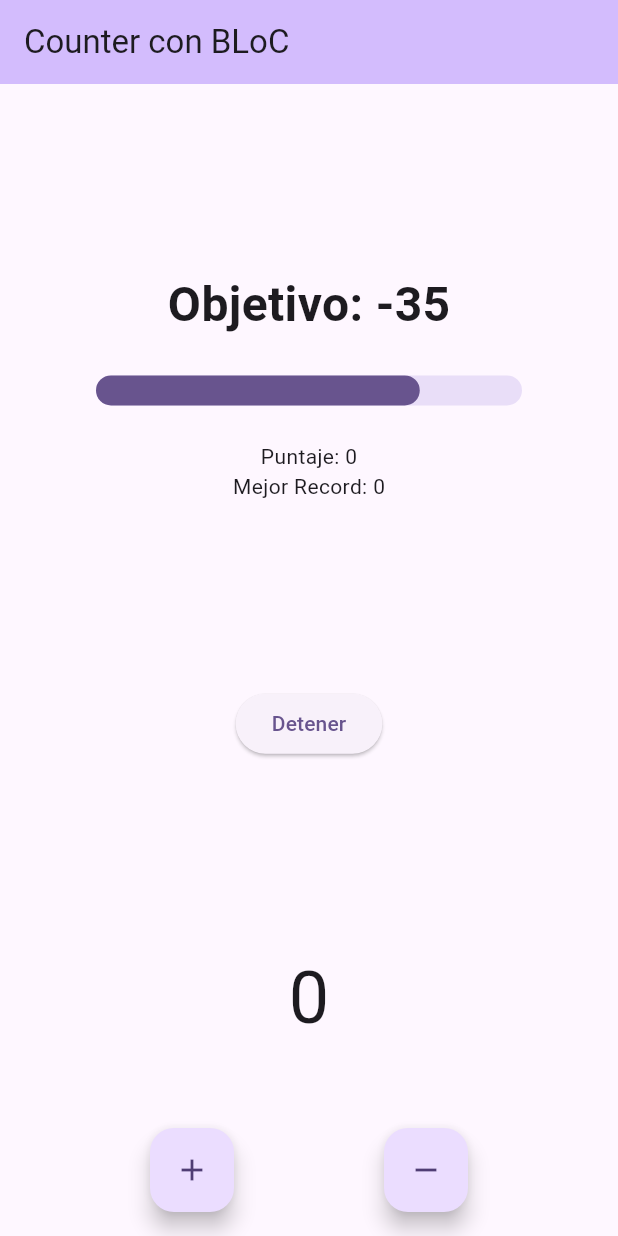
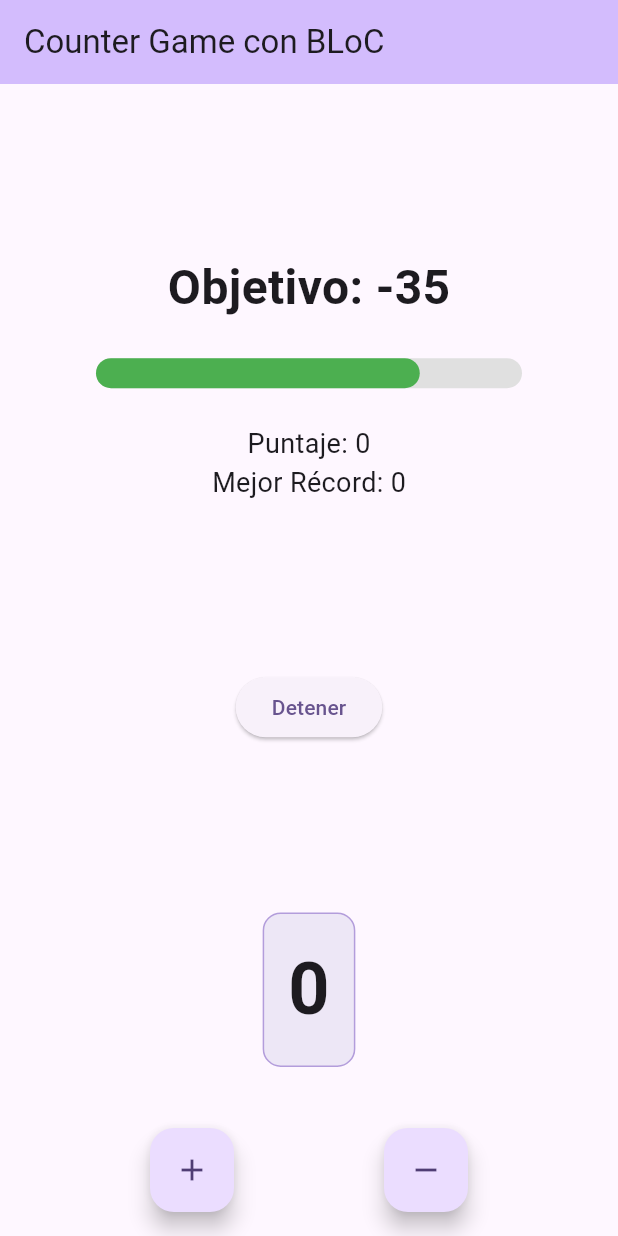
Before and after one commit to DavidFigV/flutter_patronbloc_example, a Flutter app: the screen it shows after launch, after a tap on "Iniciar", on a phone screen of 412 x 824 dp. Run offline on Flutter 3.47's test engine with Material 3 defaults, Android fonts, the light colour scheme and no system bars; our stand-ins replace bloc, flutter_bloc.

Commit message:
refactor: implement BLoC pattern with UI improvements
- Separate business logic into dedicated BLoCs
- Enhanced visual design and user feedback

```diff
--- a/lib/counter/counter_bloc.dart
+++ b/lib/counter/counter_bloc.dart
@@ -1,10 +1,86 @@
+// ================================
+// COUNTER BLOC - Refactorizado para incluir auto-repeat
+// ================================
+
+import 'dart:async';
+
 import 'package:bloc/bloc.dart';
+import '/game/game_bloc.dart';
 import 'counter_event.dart';
 
 class CounterBloc extends Bloc<CounterEvent, int> {
-  CounterBloc() : super(0) {
-    on<CounterIncremented>((event, emit) => emit(state + 1));
-    on<CounterDecremented>((event, emit) => emit(state - 1));
-    on<CounterReset>((event, emit) => emit(0));
+  Timer? _autoRepeatTimer; // Timer para auto-repeat
+  GameBloc? _gameBloc; // Referencia para notificar cambios
+
+  CounterBloc({GameBloc? gameBloc}) : super(0) {
+    _gameBloc = gameBloc;
+    on<CounterIncremented>(_onIncremented); // Maneja incremento normal (on tap)
+    on<CounterDecremented>(_onDecremented); // Maneja decremento normal (on tap)
+    on<CounterReset>(_onReset); // Maneja reseteo del contador
+    on<CounterAutoIncrementStarted>(_onAutoIncrementStarted); // Maneja inicio de auto-repeat (on long press)
+    on<CounterAutoDecrementStarted>(_onAutoDecrementStarted); // Maneja inicio de auto-repeat (on long press)
+    on<CounterAutoRepeatStopped>(_onAutoRepeatStopped); // Maneja detención de auto-repeat (on long press end)
+  }
+
+  void _onIncremented(CounterIncremented event, Emitter<int> emit) {
+    final newValue = state + 1;
+    emit(newValue); // Actualiza el estado del contador
+    _gameBloc?.updateCounter(newValue); // Notificar cambio al GameBloc
+  }
+
+  void _onDecremented(CounterDecremented event, Emitter<int> emit) {
+    final newValue = state - 1;
+    emit(newValue); // Actualiza el estado del contador
+    _gameBloc?.updateCounter(newValue); // Notificar cambio al GameBloc
+  }
+
+  void _onReset(CounterReset event, Emitter<int> emit) {
+    emit(0); // Resetea el contador a 0
+    _gameBloc?.updateCounter(0); // Notificar reseteo al GameBloc
+  }
+
+  void _onAutoIncrementStarted(CounterAutoIncrementStarted event, Emitter<int> emit) {
+    _startAutoRepeat(true); // true para incrementar
+  }
+
+  void _onAutoDecrementStarted(CounterAutoDecrementStarted event, Emitter<int> emit) {
+    _startAutoRepeat(false); // false para decrementar
+  }
+
+  void _onAutoRepeatStopped(CounterAutoRepeatStopped event, Emitter<int> emit) {
+    _autoRepeatTimer?.cancel(); // Detener el auto-repeat
+  }
+
+  // Inicia el auto-repeat con aceleración progresiva
+  void _startAutoRepeat(bool increment) { // true para incrementar, false para decrementar
+    _autoRepeatTimer?.cancel(); // Cancelar cualquier timer previo
+
+    int interval = 100; // Intervalo inicial en ms (Indica la velocidad inicial)
+    const int minInterval = 50; // Intervalo mínimo en ms (Velocidad máxima)
+
+    void executeRepeat() {
+      _autoRepeatTimer = Timer.periodic(Duration(milliseconds: interval), (timer) {
+        if (increment) {
+          add(CounterIncremented()); // Incrementar
+        } else {
+          add(CounterDecremented()); // Decrementar
+        }
+
+        // Acelerar
+        if (interval > minInterval) {
+          interval = (interval * 0.8).toInt(); // Reducir intervalo en 20%
+          timer.cancel();
+          executeRepeat(); // Reiniciar con nuevo intervalo
+        }
+      });
+    }
+
+    executeRepeat();
+  }
+
+  @override
+  Future<void> close() {
+    _autoRepeatTimer?.cancel(); // Cancelar timer al cerrar
+    return super.close();
   }
 }
--- a/lib/counter/counter_event.dart
+++ b/lib/counter/counter_event.dart
@@ -1,4 +1,7 @@
 abstract class CounterEvent {}
-class CounterIncremented extends CounterEvent {}
-class CounterDecremented extends CounterEvent {}
-class CounterReset extends CounterEvent {}
+class CounterIncremented extends CounterEvent {} // Evento para incrementar el contador
+class CounterDecremented extends CounterEvent {} // Evento para decrementar el contador
+class CounterReset extends CounterEvent {} // Evento para resetear el contador
+class CounterAutoIncrementStarted extends CounterEvent {} // Evento para iniciar auto-incremento por long press
+class CounterAutoDecrementStarted extends CounterEvent {} // Evento para iniciar auto-decremento por long press
+class CounterAutoRepeatStopped extends CounterEvent {} // Evento para detener auto-repeat
--- /dev/null
+++ b/lib/game/game_bloc.dart
@@ -0,0 +1,96 @@
+// ================================
+// GAME BLOC - Lógica principal del juego
+// ================================
+
+import 'dart:async';
+import 'dart:math';
+import 'package:flutter_bloc/flutter_bloc.dart';
+
+import 'game_event.dart';
+import 'game_state.dart';
+
+class GameBloc extends Bloc<GameEvent, GameState> {
+  Timer? _gameTimer; // Timer del juego para el countdown
+  final Random _random = Random(); // Generador de números aleatorios para el objetivo
+  static const int _countdownMs = 5000; // Duración del countdown en ms
+  static const int _tickIntervalMs = 50; // Intervalo de tick del timer para actualizar progreso en ms
+
+  GameBloc() : super(const GameState()) {
+    on<GameStarted>(_onGameStarted); // Manejar evento de inicio del juego
+    on<GameStopped>(_onGameStopped); // Manejar evento de detención del juego
+    on<GameTick>(_onGameTick); // Manejar evento de tick del timer para actualizar progreso del countdown
+    on<GameRoundCompleted>(_onGameRoundCompleted); // Manejar evento de finalización de ronda
+  }
+
+  void _onGameStarted(GameStarted event, Emitter<GameState> emit) {
+    _startNewRound(emit); // Iniciar una nueva ronda
+  }
+
+  void _onGameStopped(GameStopped event, Emitter<GameState> emit) {
+    _gameTimer?.cancel(); // Cancelar timer si existe
+    emit(GameState(record: state.record)); // Resetear a estado inicial
+  }
+
+  void _onGameTick(GameTick event, Emitter<GameState> emit) {
+    final newProgress = state.progress - (_tickIntervalMs / _countdownMs); // Calcular nuevo progreso del countdown
+
+    if (newProgress <= 0) {
+      // Tiempo agotado, evaluar resultado
+      add(GameRoundCompleted());
+    } else {
+      emit(state.copyWith(progress: newProgress)); // Actualizar countdown
+    }
+  }
+
+  void _onGameRoundCompleted(GameRoundCompleted event, Emitter<GameState> emit) { // Evaluar si el jugador acertó o falló
+    _gameTimer?.cancel();
+
+    // Evaluar si acertó
+    if (state.currentCounter == state.targetNumber) {
+      // ¡Acierto!
+      final newScore = state.score + 1;
+      emit(state.copyWith(score: newScore)); // Actualizar puntuación
+    } else {
+      // Falló
+      final newRecord = state.score > state.record ? state.score : state.record;
+      emit(state.copyWith( // Resetear estado del juego
+        score: 0, // Resetear puntuación
+        record: newRecord, // Actualizar récord
+      ));
+    }
+
+    // Si el juego sigue activo, iniciar nueva ronda
+    if (state.isRunning) {
+      _startNewRound(emit); // Iniciar nueva ronda
+    }
+  }
+
+  void _startNewRound(Emitter<GameState> emit) {
+    final newTarget = _random.nextInt(101) - 50; // Generar número objetivo aleatorio entre -50 y 50
+
+    emit(state.copyWith(
+      isRunning: true, // El juego está en marcha
+      progress: 1.0, // Resetear progreso del countdown
+      targetNumber: newTarget, // Nuevo número objetivo
+    ));
+
+    // Iniciar timer del juego
+    _gameTimer = Timer.periodic(
+      Duration(milliseconds: _tickIntervalMs),
+      (_) => add(GameTick()), // Disparar evento de tick para actualizar progreso
+    );
+  }
+
+  // Método para actualizar el contador desde el CounterBloc
+  void updateCounter(int newValue) {
+    if (state.isRunning) {
+      emit(state.copyWith(currentCounter: newValue)); // Actualizar valor del contador actual
+    }
+  }
+
+  @override
+  Future<void> close() { // Limpiar recursos al cerrar el BLoC
+    _gameTimer?.cancel(); // Cancelar timer si existe
+    return super.close();
+  }
+}
--- /dev/null
+++ b/lib/game/game_event.dart
@@ -0,0 +1,10 @@
+// ================================
+// GAME EVENTS - Todos los eventos del juego
+// ================================
+
+abstract class GameEvent {}
+
+class GameStarted extends GameEvent {} // Iniciar el juego
+class GameStopped extends GameEvent {} // Detener el juego
+class GameTick extends GameEvent {} // Para cada tick del timer
+class GameRoundCompleted extends GameEvent {} // Cuando se completa una ronda
--- /dev/null
+++ b/lib/game/game_state.dart
@@ -0,0 +1,39 @@
+// ================================
+// GAME STATES - Estados del juego
+// ================================
+
+class GameState {
+  final bool isRunning; // Indica si el juego está en curso
+  final double progress; // Progreso del tiempo (0.0 a 1.0)
+  final int targetNumber; // Número objetivo a alcanzar
+  final int score; // Puntaje actual
+  final int record; // Mejor puntaje
+  final int currentCounter; // Valor actual del contador
+
+  const GameState({
+    this.isRunning = false,
+    this.progress = 1.0,
+    this.targetNumber = 0,
+    this.score = 0,
+    this.record = 0,
+    this.currentCounter = 0,
+  });
+
+  GameState copyWith({
+    bool? isRunning,
+    double? progress,
+    int? targetNumber,
+    int? score,
+    int? record,
+    int? currentCounter,
+  }) {
+    return GameState(
+      isRunning: isRunning ?? this.isRunning,
+      progress: progress ?? this.progress,
+      targetNumber: targetNumber ?? this.targetNumber,
+      score: score ?? this.score,
+      record: record ?? this.record,
+      currentCounter: currentCounter ?? this.currentCounter,
+    );
+  }
+}
--- a/lib/main.dart
+++ b/lib/main.dart
@@ -1,10 +1,10 @@
-import 'dart:async';
-import 'dart:math';
-
 import 'package:flutter/material.dart';
 import 'package:flutter_bloc/flutter_bloc.dart';
+import 'package:flutter_patronbloc_example/game/game_bloc.dart';
 import 'counter/counter_bloc.dart';
 import 'counter/counter_event.dart';
+import 'game/game_event.dart';
+import 'game/game_state.dart';
 
 void main() {
   runApp(const MyApp());
@@ -20,113 +20,46 @@ class MyApp extends StatelessWidget {
       theme: ThemeData(
         colorScheme: ColorScheme.fromSeed(seedColor: Colors.deepPurple),
       ),
-      home: BlocProvider(create: (_) => CounterBloc(), child: CounterPage()),
+      home: MultiBlocProvider(
+        providers: [
+          BlocProvider<GameBloc>(create: (context) => GameBloc()),
+          BlocProvider<CounterBloc>(
+            create: (context) => CounterBloc(
+              gameBloc: context.read<GameBloc>(),
+            ),
+          ),
+        ],
+        child: const CounterPage(),
+      ),
       debugShowCheckedModeBanner: false,
     );
   }
 }
 
-class CounterPage extends StatefulWidget {
+class CounterPage extends StatelessWidget {
   const CounterPage({super.key});
-
-  @override
-  State<CounterPage> createState() => _CounterPageState();
-}
-
-class _CounterPageState extends State<CounterPage> {
-  Timer? timer;
-  Timer? countdownTimer;
-  double progress = 1.0; // Progreso de la barra
-  final int countdownSeconds = 5;
-  int randomNumber = 0;
-  int puntaje = 0, record = 0;
-  bool isCounting = false;
-  late CounterBloc counterBloc;
-
-  @override
-  void initState() {
-    super.initState();
-    counterBloc = context.read<CounterBloc>();
-  }
-
-  void startCountdown() {
-    countdownTimer?.cancel();
-    setState(() {
-      progress = 1.0;
-      randomNumber = generateRandomNumber();
-    });
-    int elapsed = 0;
-    countdownTimer = Timer.periodic(const Duration(milliseconds: 50), (t) {
-      elapsed += 50;
-      setState(() {
-        progress = 1.0 - (elapsed / (countdownSeconds * 1000));
-        if (progress <= 0.0) {
-          progress = 0.0;
-          countdownTimer?.cancel();
-          if (counterBloc.state == randomNumber) {
-            setState(() => puntaje++);
-          } else {
-            if (puntaje > record) {
-              setState(() => record = puntaje);
-            }
-            setState(() => puntaje = 0);
-          }
-          if (isCounting) {
-            startCountdown();
-          }
-        }
-      });
-    });
-  }
-
-  void toggleCountdown() {
-    if (isCounting) {
-      // Detener
-      countdownTimer?.cancel();
-      setState(() {
-        isCounting = false;
-        progress = 1.0;
-        randomNumber = 0;
-        record = 0;
-        puntaje = 0;
-      });
-      context.read<CounterBloc>().add(CounterReset());
-    } else {
-      // Iniciar
-      setState(() {
-        isCounting = true;
-      });
-      startCountdown();
-    }
-  }
-
-  @override
-  void dispose() {
-    timer?.cancel();
-    countdownTimer?.cancel();
-    super.dispose();
-  }
-
-  int generateRandomNumber() {
-    return Random().nextInt(101) - 50;
-  }
 
   @override
   Widget build(BuildContext context) {
     return Scaffold(
       appBar: AppBar(
         backgroundColor: Theme.of(context).colorScheme.inversePrimary,
-        title: const Text("Counter con BLoC"),
+        title: const Text("Counter Game con BLoC"),
       ),
-      body: BlocBuilder<CounterBloc, int>(
-        builder: (context, count) {
+      body: BlocBuilder<GameBloc, GameState>(
+        builder: (context, gameState) {
+          return BlocBuilder<CounterBloc, int>(
+            builder: (context, counterValue) {
               return Column(
                 mainAxisAlignment: MainAxisAlignment.spaceEvenly,
                 children: [
+                  // Panel del juego
                   Column(
                     children: [
                       Text(
-                    'Objetivo: $randomNumber',
+                        gameState.isRunning
+                          ? 'Objetivo: ${gameState.targetNumber}'
+                          : 'Presiona "Iniciar" para jugar',
                         style: const TextStyle(
                           fontSize: 32,
                           fontWeight: FontWeight.bold,
@@ -137,84 +70,110 @@ class _CounterPageState extends State<CounterPage> {
                           horizontal: 64,
                           vertical: 24,
                         ),
-                    child: LinearProgressIndicator(
-                      value: progress,
+                        child: LinearProgressIndicator( // (countdown)
+                          value: gameState.progress,
                           minHeight: 20,
                           borderRadius: BorderRadius.circular(10),
+                          backgroundColor: Colors.grey.shade300,
+                          valueColor: AlwaysStoppedAnimation<Color>(
+                            gameState.progress > 0.5
+                              ? Colors.green
+                              : gameState.progress > 0.25
+                                ? Colors.orange
+                                : Colors.red,
                           ),
                         ),
-                  Text("Puntaje: $puntaje"),
-                  Text("Mejor Record: $record"),
+                      ),
+                      Text(
+                        "Puntaje: ${gameState.score}",
+                        style: const TextStyle(fontSize: 18),
+                      ),
+                      Text(
+                        "Mejor Récord: ${gameState.record}",
+                        style: const TextStyle(fontSize: 18),
+                      ),
                     ],
                   ),
+
+                  // Botón de control del juego
                   ElevatedButton(
-                onPressed: toggleCountdown,
-                child: Text(isCounting ? "Detener" : "Iniciar"),
+                    onPressed: () {
+                      if (gameState.isRunning) {
+                        context.read<GameBloc>().add(GameStopped());
+                        context.read<CounterBloc>().add(CounterReset());
+                      } else {
+                        context.read<GameBloc>().add(GameStarted());
+                      }
+                    },
+                    child: Text(gameState.isRunning ? "Detener" : "Iniciar"),
                   ),
-              Text('$count', style: const TextStyle(fontSize: 48)),
+
+                  // Contador actual
+                  Container(
+                    padding: const EdgeInsets.all(16),
+                    decoration: BoxDecoration(
+                      color: Colors.deepPurple.shade50,
+                      borderRadius: BorderRadius.circular(12),
+                      border: Border.all(color: Colors.deepPurple.shade200),
+                    ),
+                    child: Text(
+                      '$counterValue',
+                      style: const TextStyle(
+                        fontSize: 48,
+                        fontWeight: FontWeight.bold,
+                      ),
+                    ),
+                  ),
                 ],
               );
             },
+          );
+        },
       ),
-      floatingActionButton: Row(
+      floatingActionButton: BlocBuilder<GameBloc, GameState>(
+        builder: (context, gameState) {
+          return Row(
             mainAxisAlignment: MainAxisAlignment.spaceEvenly,
             children: [
-          GestureDetector(
-            onLongPressStart: (_) {
-              int interval = 100; // intervalo inicial en ms
-              int minInterval = 50; // límite mínimo para no ir demasiado rápido
-              void startRepeating() {
-                timer = Timer.periodic(Duration(milliseconds: interval), (t) {
-                  context.read<CounterBloc>().add(CounterIncremented());
-                  // Acelera reduciendo el intervalo cada 1 segundo aprox
-                  if (interval > minInterval) {
-                    interval = (interval * 0.8)
-                        .toInt(); // reduce 20% el intervalo
-                    t.cancel();
-                    startRepeating(); // reinicia con nuevo intervalo
+              // Botón incrementar
+              GestureDetector( // Detecta gestos de pulsación larga
+                onLongPressStart: (_) { // Aquí se maneja el inicio de la pulsación larga
+                  if (gameState.isRunning) { // Solo si el juego está en curso
+                    context.read<CounterBloc>().add(CounterAutoIncrementStarted()); // Inicia la acción de incremento automático
                   }
-                });
-              }
-
-              startRepeating();
                 },
-            onLongPressEnd: (_) {
-              timer?.cancel();
+                onLongPressEnd: (_) { // Aquí se maneja el final de la pulsación larga
+                  context.read<CounterBloc>().add(CounterAutoRepeatStopped()); // Detiene la acción de incremento automático
                 },
                 child: FloatingActionButton(
-              onPressed: () =>
-                  context.read<CounterBloc>().add(CounterIncremented()),
+                  onPressed: gameState.isRunning ? () { // Solo si el juego está en curso
+                    context.read<CounterBloc>().add(CounterIncremented()); // Incrementa el contador en 1 al presionar 1 vez
+                  } : null, // Si el juego no está en curso, el botón no hace nada
+                  backgroundColor: gameState.isRunning ? null : Colors.grey,
                   child: const Icon(Icons.add),
                 ),
               ),
-          GestureDetector(
-            onLongPressStart: (_) {
-              int interval = 100; // intervalo inicial en ms
-              int minInterval = 50; // límite mínimo para no ir demasiado rápido
-              void startRepeating() {
-                timer = Timer.periodic(Duration(milliseconds: interval), (t) {
-                  context.read<CounterBloc>().add(CounterDecremented());
-                  if (interval > minInterval) {
-                    interval = (interval * 0.8)
-                        .toInt(); // reduce 20% el intervalo
-                    t.cancel();
-                    startRepeating(); // reinicia con nuevo intervalo
+              // Botón decrementar
+              GestureDetector( // Detecta gestos de pulsación larga
+                onLongPressStart: (_) { // Aquí se maneja el inicio de la pulsación larga
+                  if (gameState.isRunning) { // Solo si el juego está en curso
+                    context.read<CounterBloc>().add(CounterAutoDecrementStarted()); // Inicia la acción de decremento automático
                   }
-                });
-              }
-
-              startRepeating();
                 },
-            onLongPressEnd: (_) {
-              timer?.cancel();
+                onLongPressEnd: (_) { // Aquí se maneja el final de la pulsación larga
+                  context.read<CounterBloc>().add(CounterAutoRepeatStopped()); // Detiene la acción de decremento automático
                 },
                 child: FloatingActionButton(
-              onPressed: () =>
-                  context.read<CounterBloc>().add(CounterDecremented()),
+                  onPressed: gameState.isRunning ? () { // Solo si el juego está en curso
+                    context.read<CounterBloc>().add(CounterDecremented()); // Decrementa el contador en 1 al presionar 1 vez
+                  } : null, // Si el juego no está en curso, el botón no hace nada
+                  backgroundColor: gameState.isRunning ? null : Colors.grey,
                   child: const Icon(Icons.remove),
                 ),
               ),
             ],
+          );
+        },
       ),
       floatingActionButtonLocation: FloatingActionButtonLocation.centerFloat,
     );
```
Lines whose indentation alone changed are shown as unchanged.
